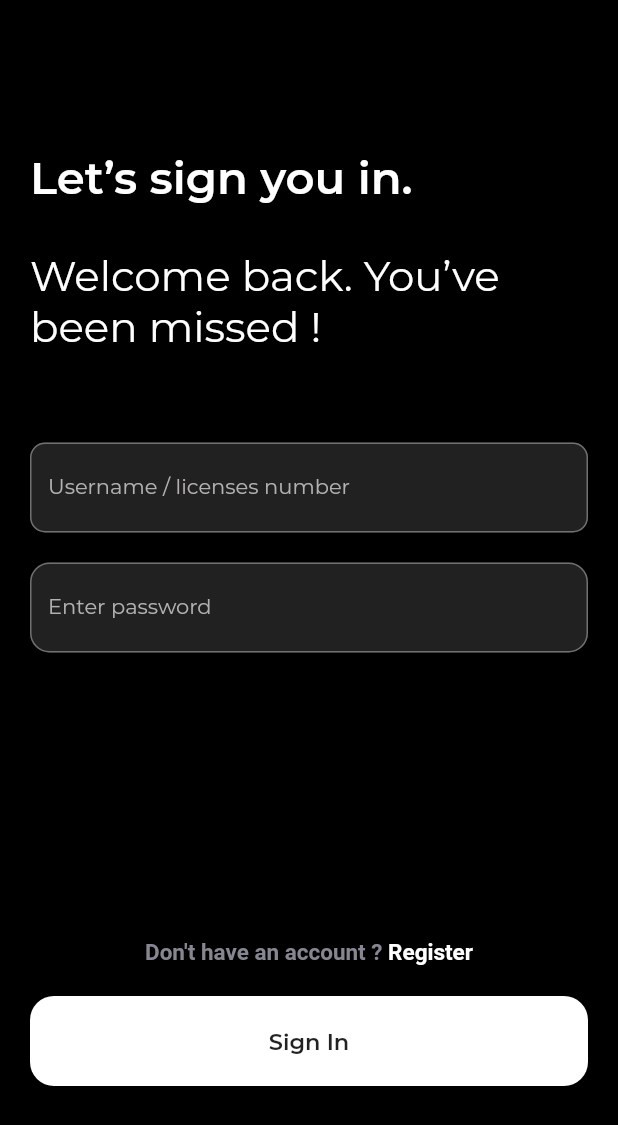
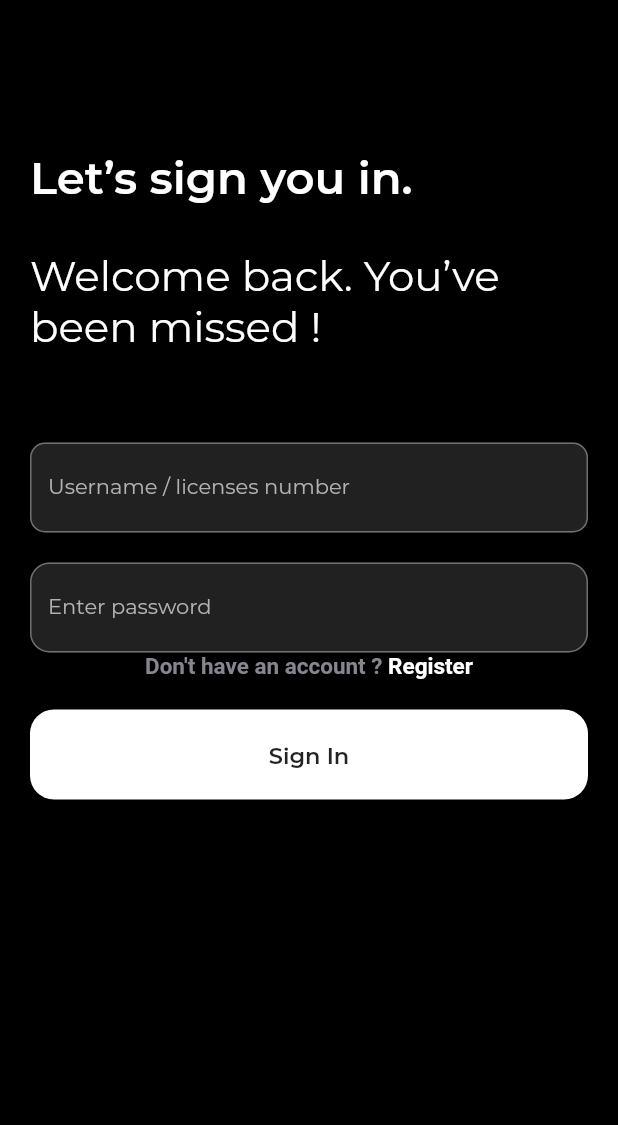
Before and after one commit to ingeniousambivert/drivably, a Flutter app: the screen it shows after launch, after a tap on "Sign In", on a phone screen of 412 x 824 dp. Shown: the top 1125 px of the screen. Run offline on Flutter 3.47's test engine with Material 2 defaults, Android fonts, the phone set to English and light mode, and no system bars; our stand-ins replace camera, dio, flutter_bloc, location, shared_preferences; missing offline and left inert: mapbox_gl; project files that could hold a hidden picture were left out.

Commit message:
Minor changis

```diff
--- a/lib/Screen/indexScreen.dart
+++ b/lib/Screen/indexScreen.dart
@@ -50,7 +50,7 @@ class IndexScreen extends StatelessWidget {
                       child: Row(
                         mainAxisAlignment: MainAxisAlignment.spaceBetween,
                         children: [
-                          FlatButton(
+                          MaterialButton(
                             color: Colors.white,
                             shape: RoundedRectangleBorder(
                               borderRadius: BorderRadius.circular(16.0),
@@ -67,7 +67,7 @@ class IndexScreen extends StatelessWidget {
                               child: Text("Register"),
                             ),
                           ),
-                          FlatButton(
+                          MaterialButton(
                             onPressed: () {
                               pushToNext(
                                 context,
--- a/lib/Screen/loginScreen.dart
+++ b/lib/Screen/loginScreen.dart
@@ -14,9 +14,9 @@ class _LoginScreenState extends State<LoginScreen> {
   @override
   Widget build(BuildContext context) {
     return Scaffold(
-      resizeToAvoidBottomPadding: false,
       backgroundColor: Colors.black,
-      body: Container(
+      body: SingleChildScrollView(
+        child: Container(
           padding: EdgeInsets.symmetric(horizontal: 20, vertical: 100),
           child: Column(
             mainAxisAlignment: MainAxisAlignment.center,
@@ -137,6 +137,7 @@ class _LoginScreenState extends State<LoginScreen> {
             ],
           ),
         ),
+      ),
     );
   }
 }
--- a/lib/Screen/secSignUpScreen.dart
+++ b/lib/Screen/secSignUpScreen.dart
@@ -20,9 +20,9 @@ class _SignupSecScreenState extends State<SignupSecScreen> {
   @override
   Widget build(BuildContext context) {
     return Scaffold(
-      resizeToAvoidBottomPadding: false,
       backgroundColor: Colors.black,
       body: SafeArea(
+        child: SingleChildScrollView(
           child: Container(
             padding: EdgeInsets.symmetric(horizontal: 20, vertical: 50),
             child: Form(
@@ -91,7 +91,8 @@ class _SignupSecScreenState extends State<SignupSecScreen> {
                               }
                               return null;
                             },
-                          decoration: textFormFieldStyle("Enter Phone Number"),
+                            decoration:
+                                textFormFieldStyle("Enter Phone Number"),
                             keyboardType: TextInputType.number,
                           ),
                           SizedBox(height: 20),
@@ -177,6 +178,7 @@ class _SignupSecScreenState extends State<SignupSecScreen> {
             ),
           ),
         ),
+      ),
     );
   }
 }
--- a/pubspec.yaml
+++ b/pubspec.yaml
@@ -23,7 +23,7 @@ environment:
 dependencies:
   flutter:
     sdk: flutter
-  # cupertino_icons: ^1.0.1
+  cupertino_icons: ^1.0.1
   dio: ^3.0.10
   http: ^0.12.2
   shared_preferences: ^0.5.12+4
```
Also changed, not shown: 5 other files. Lines whose indentation alone changed are shown as unchanged.
